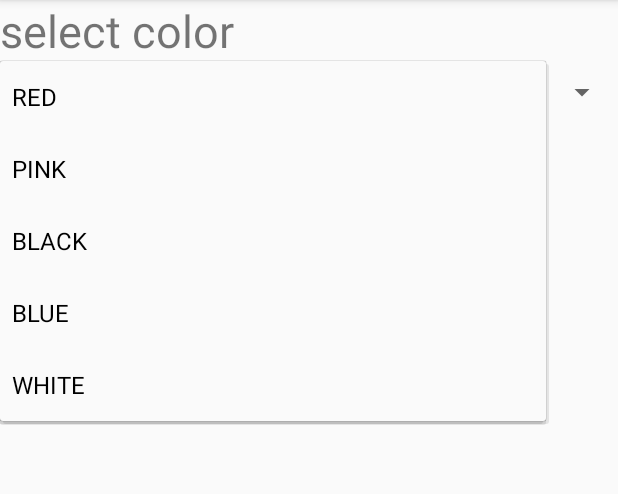
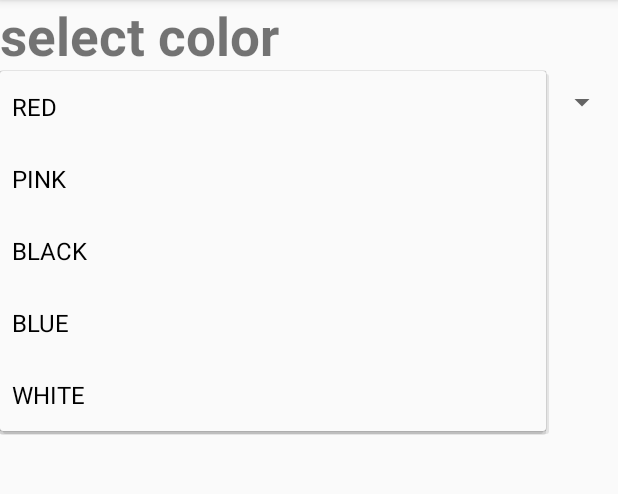
Before and after one commit to shreshthi03/SpinnerDemo, an Android app: the screen it shows after launch (MainActivity), after a tap on "RED", on a phone screen of 412 x 824 dp, the part 84-578 px from its top. Run offline under Robolectric (Android 15) with nearby library versions, the phone set to English and light mode, and no system bars.

Commit message:
textstyle bold textsize changed

```diff
--- a/app/src/main/res/layout/activity_main.xml
+++ b/app/src/main/res/layout/activity_main.xml
@@ -11,7 +11,8 @@
         android:id="@+id/textView2"
         android:layout_width="match_parent"
         android:layout_height="wrap_content"
-        android:textSize="30sp"
+        android:textSize="35sp"
+        android:textStyle="bold"
         android:text="select color" />
 
     <Spinner
```
